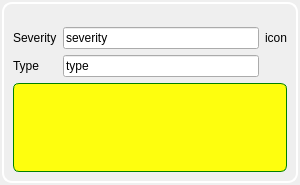
Old version of the form src/blackgui/components/infowindowcomponent.ui in the repository swift-project/pilotclient.
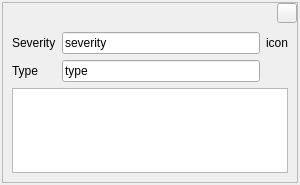
New version of the form. Icons and pictures are not drawn.

Commit message:
refs #335, style sheet fixes / improvements and support methods style sheets: * style sheets with background textures * scroll area / toolbox style sheet fix * floating dock widgets * kept 1st version of stylesheets in backup directory * removed maininfoarea stylesheet, no longer needed with fixed style sheet
code
* central paintEvent method to enable style sheets in derived widgets
* detect frameless windows, dynamic properties

The edit to the form file:
```diff
--- a/src/blackgui/components/infowindowcomponent.ui
+++ b/src/blackgui/components/infowindowcomponent.ui
@@ -14,37 +14,7 @@
    <string>WizardPage</string>
   </property>
   <property name="styleSheet">
-   <string notr="true">QFrame#fr_InfoWindow {
-	border-style: solid;
-	border-width: 2px;
-	border-radius: 10px;
-	border-color: white;
-}
-
-QStackedWidget {
-	font-family: arial-rounded;
-	font: bold 10px;
-	color: white; /** font not in text edit **/
-}
-
-QPushButton {
-	background-color: transparent;
-	border-style: solid;
-	border-width: 0px;
-	border-radius:3px;
-	border-color: green;
-    max-height:20px;
-}
-
-QTextEdit {
-	background-color: rgba(255, 255, 0, 240); /* transparent yellow */
-	border-style: solid;
-	border-width:1px;
-	border-radius:6px;
-	border-color: green;
-	opacity: 0.5;
-	color: black; /** font **/
-}</string>
+   <string notr="true"/>
   </property>
   <property name="title">
    <string>Information</string>
```
Left out of the diff: 8 changed lines with no effect on the pictures. The commit also changes 24 other files.
